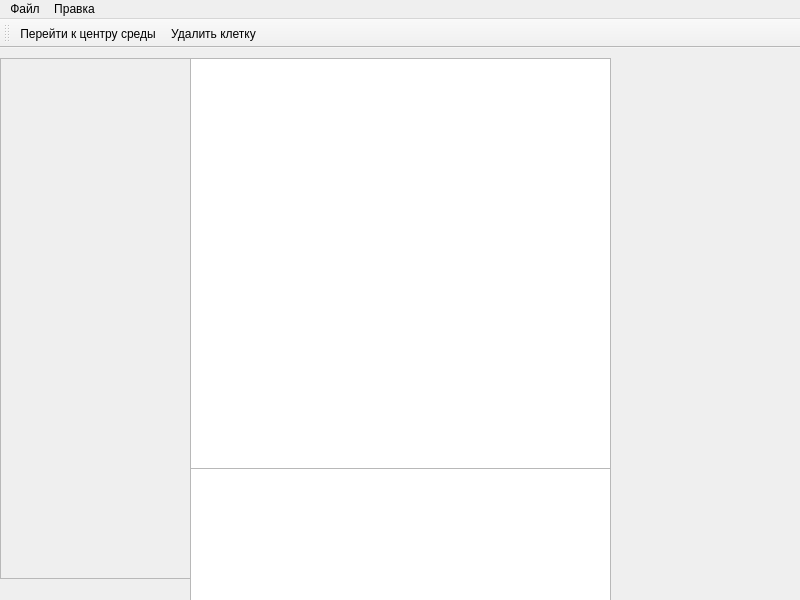
First picture: the form in RL_QT/mainwindow.ui, repository GuzliGit/projectRL, before the edit.
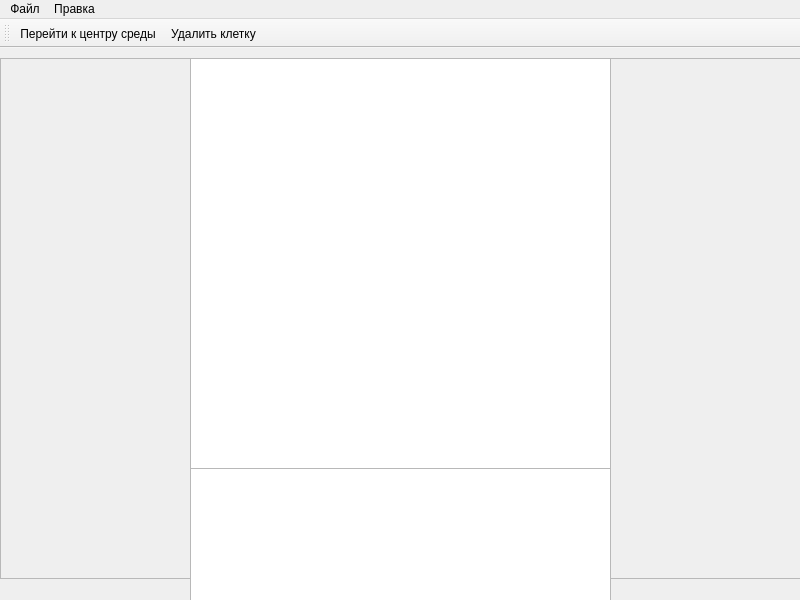
Second picture: the form after the edit. Icons and pictures are not drawn.

```diff
--- a/RL_QT/mainwindow.ui
+++ b/RL_QT/mainwindow.ui
@@ -23,19 +23,6 @@
    <string notr="true"/>
   </property>
   <widget class="QWidget" name="centralwidget">
-   <widget class="QWidget" name="rl_settings_panel" native="true">
-    <property name="geometry">
-     <rect>
-      <x>610</x>
-      <y>10</y>
-      <width>171</width>
-      <height>551</height>
-     </rect>
-    </property>
-    <property name="autoFillBackground">
-     <bool>true</bool>
-    </property>
-   </widget>
    <widget class="QGraphicsView" name="environment">
     <property name="geometry">
      <rect>
@@ -79,6 +66,29 @@
      </property>
     </widget>
    </widget>
+   <widget class="QScrollArea" name="rl_settings_panel">
+    <property name="geometry">
+     <rect>
+      <x>610</x>
+      <y>10</y>
+      <width>191</width>
+      <height>521</height>
+     </rect>
+    </property>
+    <property name="widgetResizable">
+     <bool>true</bool>
+    </property>
+    <widget class="QWidget" name="scrollAreaWidgetContents_2">
+     <property name="geometry">
+      <rect>
+       <x>0</x>
+       <y>0</y>
+       <width>187</width>
+       <height>517</height>
+      </rect>
+     </property>
+    </widget>
+   </widget>
   </widget>
   <widget class="QMenuBar" name="menubar">
    <property name="geometry">
```
